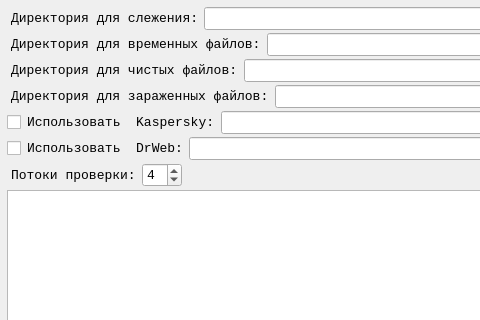
This is widget.ui in FeZar97/Investigator as Qt 5 draws it before an edit; both pictures show x 0 to 480 and y 0 to 320 of the 707 by 593 pixel window. The edited form follows.
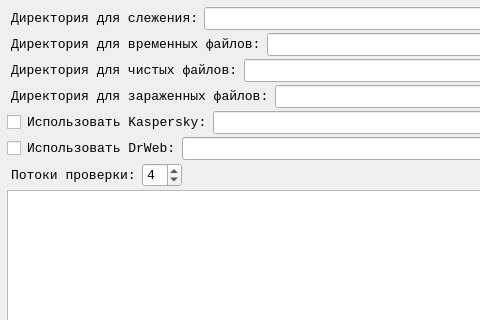
This is the edited form. Icons and pictures are not drawn.

Commit message: error with processing files from temp folder

```diff
--- a/widget.ui
+++ b/widget.ui
@@ -311,7 +311,7 @@
          </font>
         </property>
         <property name="text">
-         <string>Использовать  Kaspersky:</string>
+         <string>Использовать Kaspersky:</string>
         </property>
        </widget>
       </item>
@@ -373,7 +373,7 @@
          </font>
         </property>
         <property name="text">
-         <string>Использовать  DrWeb:</string>
+         <string>Использовать DrWeb:</string>
         </property>
        </widget>
       </item>
```
The commit also changes 1 other file.
